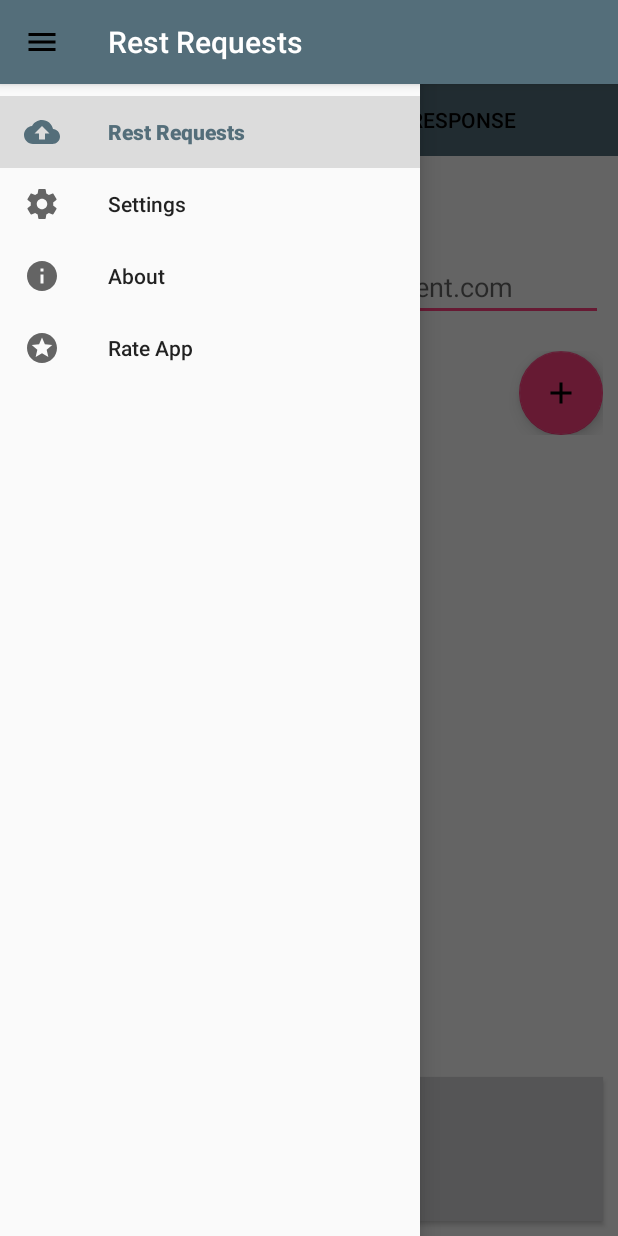
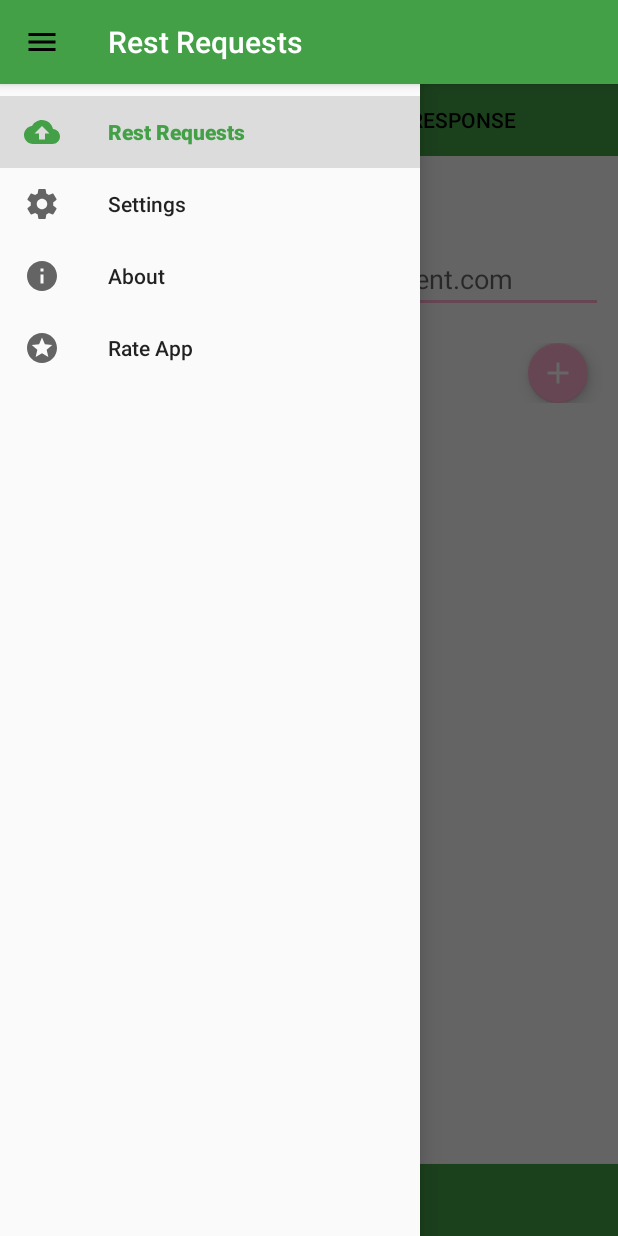
Before and after one commit to tarunsingh070/DjangoRestClient, an Android app: the screen it shows after launch (HomeActivity), with the side drawer open, on a phone screen of 412 x 824 dp. Run offline under Robolectric (Android 15) with nearby library versions, the phone set to English and light mode, and no system bars.

Commit message:
Worked on app UI.
1) Changed the app colors.
2) Fixed some UI issues on RequestFragment.
3) Added a confirmation dialog when user tries to exit the screen.
4) Made some other minor UI changes.

```diff
--- a/app/src/main/AndroidManifest.xml
+++ b/app/src/main/AndroidManifest.xml
@@ -13,7 +13,8 @@
         android:theme="@style/AppTheme">
         <activity android:name=".activity.HomeActivity"
             android:configChanges="orientation"
-            android:screenOrientation="portrait">
+            android:screenOrientation="portrait"
+            android:windowSoftInputMode="adjustPan">
             <intent-filter>
                 <action android:name="android.intent.action.MAIN" />
 
--- a/app/src/main/java/tarun/djangorestclient/com/djangorestclient/fragment/RequestFragment.java
+++ b/app/src/main/java/tarun/djangorestclient/com/djangorestclient/fragment/RequestFragment.java
@@ -16,6 +16,7 @@ import android.text.TextUtils;
 import android.text.style.ForegroundColorSpan;
 import android.util.Log;
 import android.view.LayoutInflater;
+import android.view.MotionEvent;
 import android.view.View;
 import android.view.ViewGroup;
 import android.widget.AdapterView;
@@ -137,6 +138,8 @@ public class RequestFragment extends Fragment implements HeadersRecyclerViewAdap
         headersRecyclerView.addItemDecoration(dividerItemDecoration);
         headersRecyclerView.setAdapter(headersRecyclerViewAdapter);
 
+        etRequestBody.setOnTouchListener(getTouchListenerForScrollableViews());
+
         addHeaderFab.setOnClickListener(new View.OnClickListener() {
             @Override
             public void onClick(View v) {
@@ -146,6 +149,21 @@ public class RequestFragment extends Fragment implements HeadersRecyclerViewAdap
         requestTypesSpinner.setOnItemSelectedListener(getRequestTypesSpinnerListener());
 
         sendButton.setOnClickListener(getSendButtonClickListener());
+    }
+
+    /**
+     * Touch listener for the scrollable views to be able scroll independently inside the parent scroll view.
+     */
+    private View.OnTouchListener getTouchListenerForScrollableViews() {
+        return new View.OnTouchListener() {
+            // Setting on Touch Listener for handling the touch inside ScrollView
+            @Override
+            public boolean onTouch(View v, MotionEvent event) {
+                // Disallow the touch request for parent scroll on touch of child view.
+                v.getParent().requestDisallowInterceptTouchEvent(true);
+                return false;
+            }
+        };
     }
 
     /**
--- a/app/src/main/res/layout/dialog_add_header.xml
+++ b/app/src/main/res/layout/dialog_add_header.xml
@@ -23,7 +23,7 @@
         <TextView
             android:layout_width="wrap_content"
             android:layout_height="wrap_content"
-            style="@style/AddHeaderDialogLabelsStyle"
+            style="@style/ScreenLabelsStyle.AddHeaderDialogLabelsStyle"
             android:labelFor="@+id/spinner_header_types"
             android:text="@string/type" />
 
@@ -46,7 +46,7 @@
             android:layout_width="wrap_content"
             android:layout_height="wrap_content"
             android:labelFor="@+id/et_header_value_1"
-            style="@style/AddHeaderDialogLabelsStyle"
+            style="@style/ScreenLabelsStyle.AddHeaderDialogLabelsStyle"
             android:text="@string/value" />
 
         <EditText
@@ -71,7 +71,7 @@
             android:layout_width="wrap_content"
             android:layout_height="wrap_content"
             android:labelFor="@+id/et_header_value_2"
-            style="@style/AddHeaderDialogLabelsStyle"
+            style="@style/ScreenLabelsStyle.AddHeaderDialogLabelsStyle"
             android:text="@string/password" />
 
         <EditText
--- a/app/src/main/res/layout/fragment_request.xml
+++ b/app/src/main/res/layout/fragment_request.xml
@@ -1,7 +1,14 @@
-<LinearLayout xmlns:android="http://schemas.android.com/apk/res/android"
+<ScrollView xmlns:android="http://schemas.android.com/apk/res/android"
     xmlns:tools="http://schemas.android.com/tools"
     android:layout_width="match_parent"
     android:layout_height="match_parent"
+    android:fillViewport="true"
+    android:scrollbars="vertical">
+
+<LinearLayout
+    android:layout_width="match_parent"
+    android:layout_height="match_parent"
+    xmlns:app="http://schemas.android.com/apk/res-auto"
     android:orientation="vertical"
     tools:context="tarun.djangorestclient.com.djangorestclient.fragment.RequestFragment">
 
@@ -12,7 +19,7 @@
         android:orientation="horizontal">
 
         <TextView
-            style="@style/RequestScreenLabelsStyle"
+            style="@style/ScreenLabelsStyle.RequestScreenLabelsStyle"
             android:layout_width="wrap_content"
             android:layout_height="wrap_content"
             android:labelFor="@+id/spinner_request_types"
@@ -22,6 +29,7 @@
             android:id="@+id/spinner_request_types"
             android:layout_width="wrap_content"
             android:layout_height="wrap_content"
+            android:layout_marginStart="20dp"
             android:entries="@array/requestTypes" />
 
     </LinearLayout>
@@ -58,10 +66,11 @@
             android:layout_width="match_parent"
             android:layout_height="wrap_content"
             android:layout_margin="10dp"
+            android:gravity="center_vertical"
             android:orientation="horizontal">
 
             <TextView
-                style="@style/RequestScreenLabelsStyle"
+                style="@style/ScreenLabelsStyle.RequestScreenLabelsStyle"
                 android:layout_width="0dp"
                 android:layout_height="wrap_content"
                 android:layout_weight="1"
@@ -71,6 +80,9 @@
                 android:id="@+id/fab_addHeader"
                 android:layout_width="wrap_content"
                 android:layout_height="wrap_content"
+                android:layout_marginEnd="10dp"
+                app:fabSize="mini"
+                android:tint="@android:color/white"
                 android:src="@drawable/ic_add_black" />
 
         </LinearLayout>
@@ -107,3 +119,5 @@
         android:text="@string/send" />
 
 </LinearLayout>
+
+</ScrollView>
--- a/app/src/main/res/values/colors.xml
+++ b/app/src/main/res/values/colors.xml
@@ -1,7 +1,7 @@
 <?xml version="1.0" encoding="utf-8"?>
 <resources>
-    <color name="colorPrimary">#546e7a</color>
-    <color name="colorPrimaryDark">#29434e</color>
-    <color name="colorPrimaryLight">#819ca9</color>
-    <color name="colorAccent">#FF4081</color>
+    <color name="colorPrimary">#43a047</color>
+    <color name="colorPrimaryDark">#00701a</color>
+    <color name="colorPrimaryLight">#76d275</color>
+    <color name="colorAccent">#FFB0D1</color>
 </resources>
--- a/app/src/main/res/values/strings.xml
+++ b/app/src/main/res/values/strings.xml
@@ -19,7 +19,7 @@
     <string name="hint_input_url">www.djangorestclient.com</string>
     <string name="hint_request_body">Enter request body text</string>
     <string name="request_type">Request Type</string>
-    <string name="send">Send</string>
+    <string name="send">Send Request</string>
     <string name="sending">Sending…</string>
 
     <!--Add Header dialog strings-->
@@ -50,5 +50,7 @@
     <string name="rate_me">Rate Me!</string>
     <string name="request">Request</string>
     <string name="space_separated_strings">%1$s %2$s</string>
+    <string name="confirmation_dialog_title">Confirm Exit !</string>
+    <string name="confirmation_dialog_message">All input data (if any) will be discarded. \nAre you sure you want to exit ?</string>
 
 </resources>
--- a/app/src/main/res/values/styles.xml
+++ b/app/src/main/res/values/styles.xml
@@ -17,25 +17,26 @@
         <item name="tabIndicatorHeight">@dimen/tab_indicator_height</item>
     </style>
 
-    <style name="RequestScreenLabelsStyle">
-        <item name="android:textSize">25sp</item>
+    <style name="ScreenLabelsStyle">
         <item name="android:textStyle">bold</item>
+        <item name="android:textColor">@android:color/secondary_text_light</item>
         <item name="android:layout_marginRight">10dp</item>
         <item name="android:layout_marginEnd">10dp</item>
     </style>
 
-    <style name="AddHeaderDialogLabelsStyle">
+    <style name="ScreenLabelsStyle.RequestScreenLabelsStyle">
+        <item name="android:textSize">22sp</item>
+    </style>
+
+    <style name="ScreenLabelsStyle.AddHeaderDialogLabelsStyle">
         <item name="android:textSize">20sp</item>
-        <item name="android:textStyle">bold</item>
-        <item name="android:layout_marginRight">10dp</item>
-        <item name="android:layout_marginEnd">10dp</item>
     </style>
 
     <style name="FullWidthButtonStyle">
-        <item name="android:textSize">20sp</item>
-        <item name="android:layout_margin">10dp</item>
+        <item name="android:textSize">18sp</item>
+        <item name="android:layout_marginTop">10dp</item>
         <item name="android:textColor">@android:color/white</item>
-        <item name="android:background">@drawable/layout_rounded_bg</item>
+        <item name="android:background">@color/colorPrimary</item>
     </style>
 
     <style name="DialogButtonStyle">
@@ -48,10 +49,17 @@
     </style>
 
     <style name="HeaderRowTextViewStyle">
+        <item name="android:textColor">@android:color/secondary_text_light</item>
         <item name="android:paddingEnd">5dp</item>
         <item name="android:paddingStart">5dp</item>
         <item name="android:gravity">center_vertical</item>
         <item name="android:scrollHorizontally">true</item>
     </style>
 
+    <style name="Divider">
+        <item name="android:layout_width">match_parent</item>
+        <item name="android:layout_height">1dp</item>
+        <item name="android:background">?android:attr/listDivider</item>
+    </style>
+
 </resources>
```
Also changed, not shown: app/src/main/java/tarun/djangorestclient/com/djangorestclient/activity/HomeActivity.java (+34 -0 lines), app/src/main/res/drawable/circular_outline.xml (added, +7 -0 lines), app/src/main/res/layout/header_row_layout.xml (+12 -4 lines).
